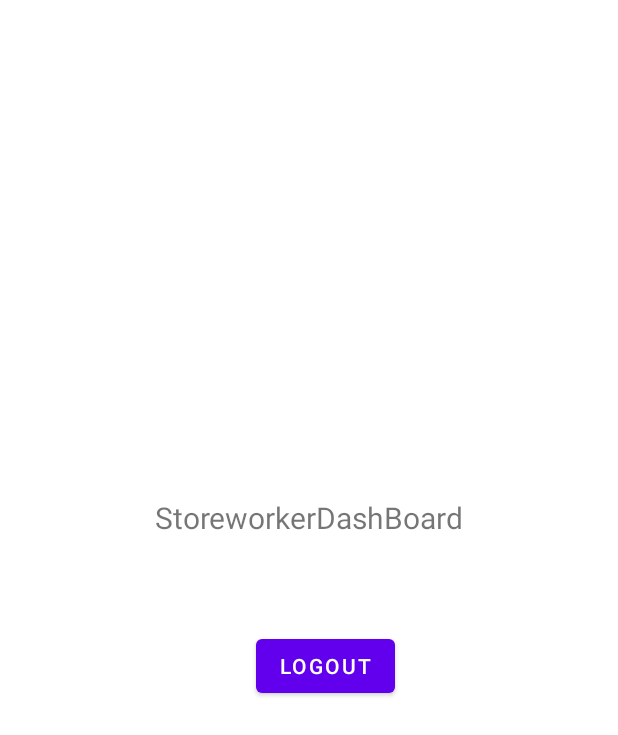
After one commit to shehanwijeyaweera/EE1-2-test-android, an Android app: the StoreworkerDashboard screen opened directly, with no data from a screen before it, on a phone screen of 412 x 824 dp. The commit adds this screen. Shown: the top 735 px of the screen. Run offline under Robolectric (Android 15) with nearby library versions, the phone set to English and light mode, and no system bars.

Commit message:
Storeworker -> storeworker dashboard

```diff
--- a/app/src/main/AndroidManifest.xml
+++ b/app/src/main/AndroidManifest.xml
@@ -12,7 +12,8 @@
         android:roundIcon="@mipmap/ic_launcher_round"
         android:supportsRtl="true"
         android:theme="@style/Theme.EE12test">
-        <activity android:name=".Activity.AdminDashboard"></activity>
+        <activity android:name=".Activity.StoreworkerDashboard"></activity>
+        <activity android:name=".Activity.AdminDashboard" />
         <activity android:name=".Activity.Single_book_view" />
         <activity android:name=".Activity.DisplayBooks" />
 
--- /dev/null
+++ b/app/src/main/java/com/example/ee1_2_test/Activity/StoreworkerDashboard.java
@@ -0,0 +1,38 @@
+package com.example.ee1_2_test.Activity;
+
+import androidx.appcompat.app.AppCompatActivity;
+
+import android.content.Intent;
+import android.os.Bundle;
+import android.view.View;
+import android.widget.Button;
+
+import com.example.ee1_2_test.R;
+import com.example.ee1_2_test.Sessions.SessionManagement;
+
+public class StoreworkerDashboard extends AppCompatActivity {
+
+    private Button logoutbtn;
+    @Override
+    protected void onCreate(Bundle savedInstanceState) {
+        super.onCreate(savedInstanceState);
+        setContentView(R.layout.activity_storeworker_dashboard);
+
+        logoutbtn = findViewById(R.id.buttonLogout);
+
+
+    }
+
+    public void Logout(View view) {
+        SessionManagement sessionManagement = new SessionManagement(StoreworkerDashboard.this);
+        sessionManagement.removeSession();
+
+        moveToLogin();
+    }
+
+    private void moveToLogin() {
+        Intent intent = new Intent(StoreworkerDashboard.this, MainActivity.class);
+        intent.setFlags(Intent.FLAG_ACTIVITY_CLEAR_TASK|Intent.FLAG_ACTIVITY_CLEAR_TOP);
+        startActivity(intent);
+    }
+}
--- /dev/null
+++ b/app/src/main/res/layout/activity_storeworker_dashboard.xml
@@ -0,0 +1,32 @@
+<?xml version="1.0" encoding="utf-8"?>
+<androidx.constraintlayout.widget.ConstraintLayout xmlns:android="http://schemas.android.com/apk/res/android"
+    xmlns:app="http://schemas.android.com/apk/res-auto"
+    xmlns:tools="http://schemas.android.com/tools"
+    android:layout_width="match_parent"
+    android:layout_height="match_parent"
+    tools:context=".Activity.StoreworkerDashboard">
+
+    <TextView
+        android:id="@+id/textView4"
+        android:layout_width="wrap_content"
+        android:layout_height="wrap_content"
+        android:text="StoreworkerDashBoard"
+        android:textSize="20sp"
+        app:layout_constraintBottom_toTopOf="@+id/buttonLogout"
+        app:layout_constraintEnd_toEndOf="parent"
+        app:layout_constraintStart_toStartOf="parent"
+        app:layout_constraintTop_toTopOf="parent"
+        app:layout_constraintVertical_bias="0.843" />
+
+    <Button
+        android:id="@+id/buttonLogout"
+        android:layout_width="wrap_content"
+        android:layout_height="wrap_content"
+        android:layout_marginBottom="356dp"
+        android:onClick="Logout"
+        android:text="Logout"
+        app:layout_constraintBottom_toBottomOf="parent"
+        app:layout_constraintEnd_toEndOf="parent"
+        app:layout_constraintHorizontal_bias="0.534"
+        app:layout_constraintStart_toStartOf="parent" />
+</androidx.constraintlayout.widget.ConstraintLayout>
```
Also changed, not shown: app/src/main/java/com/example/ee1_2_test/Activity/DisplayBooks.java (+7 -1 lines), app/src/main/java/com/example/ee1_2_test/Activity/MainActivity.java (+10 -0 lines), app/src/main/res/layout/activity_display_books.xml (+10 -0 lines).
